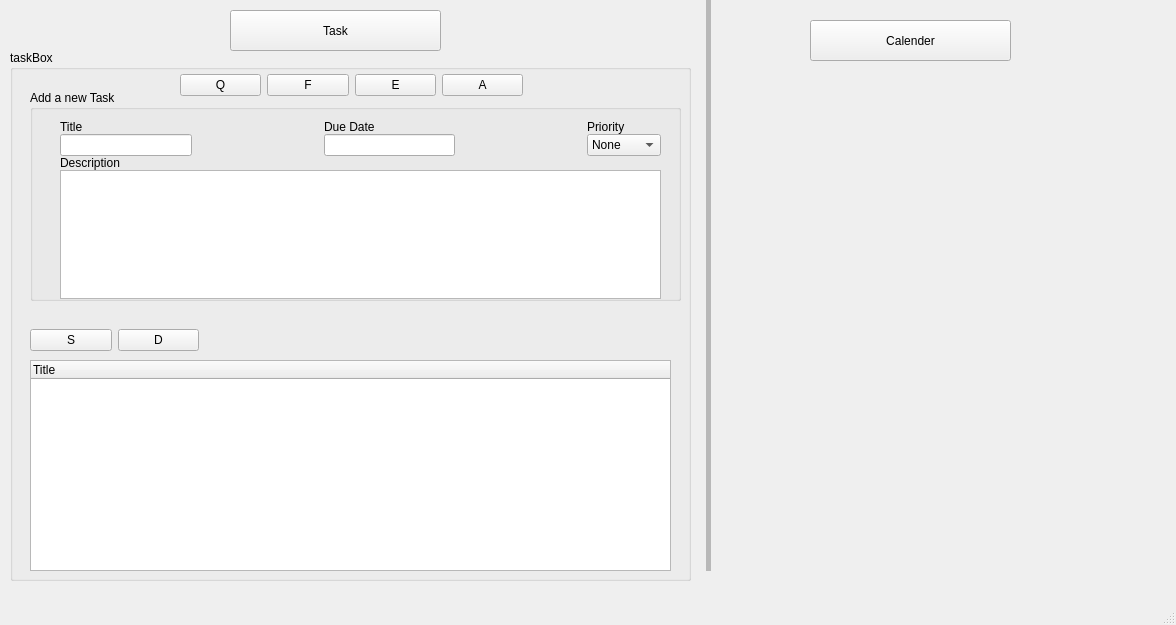
First picture: the form in mainwindow.ui, repository mhmdrezanaderi/toDoList, before the edit.
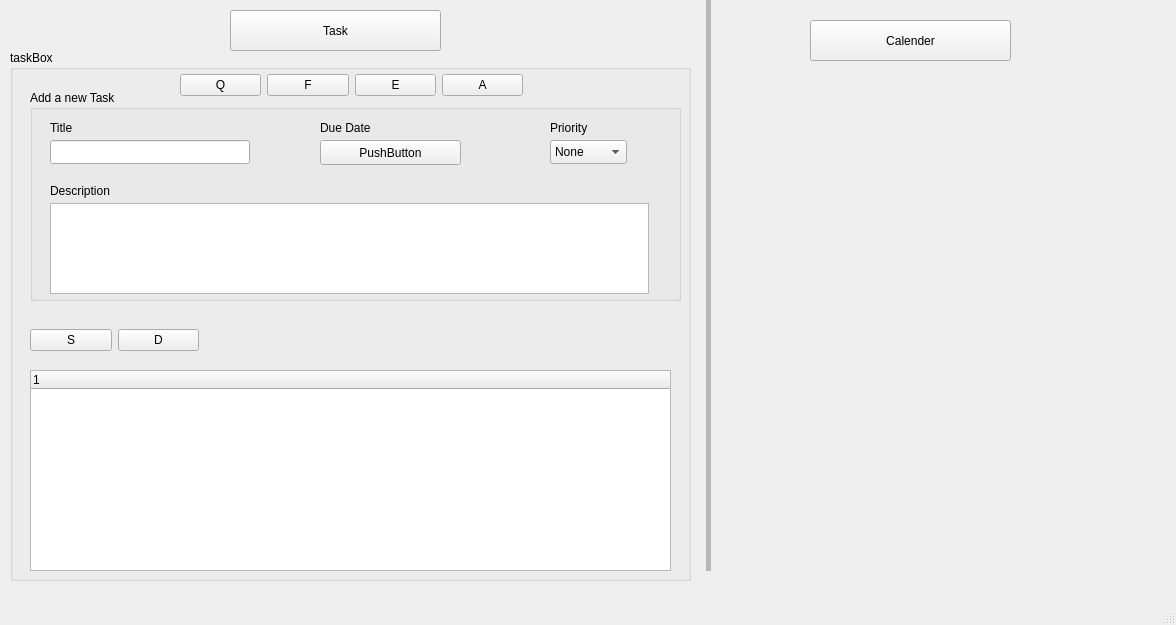
Second picture: the form after the edit.

Commit message: add task and style of task

```diff
--- a/mainwindow.ui
+++ b/mainwindow.ui
@@ -144,43 +144,87 @@
      <property name="checkable">
       <bool>false</bool>
      </property>
-     <widget class="QWidget" name="gridLayoutWidget">
+     <widget class="QTextEdit" name="descriptioText">
       <property name="geometry">
        <rect>
-        <x>30</x>
-        <y>30</y>
-        <width>601</width>
-        <height>179</height>
+        <x>20</x>
+        <y>113</y>
+        <width>599</width>
+        <height>91</height>
        </rect>
       </property>
-      <layout class="QGridLayout" name="gridLayout_2" rowstretch="0,0,0,0,0" columnstretch="0,0,0,0,0">
-       <property name="sizeConstraint">
-        <enum>QLayout::SetNoConstraint</enum>
-       </property>
-       <property name="leftMargin">
-        <number>0</number>
-       </property>
-       <property name="topMargin">
-        <number>0</number>
-       </property>
-       <property name="rightMargin">
-        <number>0</number>
-       </property>
-       <property name="bottomMargin">
-        <number>0</number>
-       </property>
-       <property name="spacing">
-        <number>0</number>
-       </property>
-       <item row="3" column="0">
+     </widget>
         <widget class="QLabel" name="label">
+      <property name="geometry">
+       <rect>
+        <x>20</x>
+        <y>90</y>
+        <width>63</width>
+        <height>21</height>
+       </rect>
+      </property>
          <property name="text">
           <string>Description</string>
          </property>
         </widget>
-       </item>
-       <item row="2" column="4">
+     <widget class="QLineEdit" name="lineEdit">
+      <property name="geometry">
+       <rect>
+        <x>20</x>
+        <y>50</y>
+        <width>200</width>
+        <height>24</height>
+       </rect>
+      </property>
+     </widget>
+     <widget class="QLabel" name="title">
+      <property name="geometry">
+       <rect>
+        <x>20</x>
+        <y>30</y>
+        <width>63</width>
+        <height>16</height>
+       </rect>
+      </property>
+      <property name="text">
+       <string>Title</string>
+      </property>
+     </widget>
+     <widget class="QPushButton" name="pushButton_2">
+      <property name="geometry">
+       <rect>
+        <x>290</x>
+        <y>50</y>
+        <width>141</width>
+        <height>25</height>
+       </rect>
+      </property>
+      <property name="text">
+       <string>PushButton</string>
+      </property>
+     </widget>
+     <widget class="QLabel" name="dueDate">
+      <property name="geometry">
+       <rect>
+        <x>290</x>
+        <y>30</y>
+        <width>61</width>
+        <height>16</height>
+       </rect>
+      </property>
+      <property name="text">
+       <string>Due Date</string>
+      </property>
+     </widget>
         <widget class="QComboBox" name="Priority">
+      <property name="geometry">
+       <rect>
+        <x>520</x>
+        <y>50</y>
+        <width>77</width>
+        <height>24</height>
+       </rect>
+      </property>
          <item>
           <property name="text">
            <string>None</string>
@@ -202,84 +246,29 @@
           </property>
          </item>
         </widget>
-       </item>
-       <item row="0" column="4">
         <widget class="QLabel" name="Priority_2">
+      <property name="geometry">
+       <rect>
+        <x>520</x>
+        <y>30</y>
+        <width>40</width>
+        <height>16</height>
+       </rect>
+      </property>
          <property name="text">
           <string>Priority</string>
          </property>
         </widget>
-       </item>
-       <item row="2" column="0">
-        <widget class="QLineEdit" name="lineEdit"/>
-       </item>
-       <item row="0" column="2">
-        <widget class="QLabel" name="dueDate">
-         <property name="text">
-          <string>Due Date</string>
-         </property>
-        </widget>
-       </item>
-       <item row="0" column="0">
-        <widget class="QLabel" name="title">
-         <property name="text">
-          <string>Title</string>
-         </property>
-        </widget>
-       </item>
-       <item row="2" column="2">
-        <widget class="QLineEdit" name="lineEdit_2">
-         <property name="enabled">
-          <bool>true</bool>
-         </property>
-        </widget>
-       </item>
-       <item row="2" column="3">
-        <spacer name="horizontalSpacer">
-         <property name="orientation">
-          <enum>Qt::Horizontal</enum>
-         </property>
-         <property name="sizeHint" stdset="0">
-          <size>
-           <width>40</width>
-           <height>20</height>
-          </size>
-         </property>
-        </spacer>
-       </item>
-       <item row="2" column="1">
-        <spacer name="horizontalSpacer_2">
-         <property name="orientation">
-          <enum>Qt::Horizontal</enum>
-         </property>
-         <property name="sizeHint" stdset="0">
-          <size>
-           <width>40</width>
-           <height>20</height>
-          </size>
-         </property>
-        </spacer>
-       </item>
-       <item row="4" column="0" colspan="5">
-        <widget class="QTextEdit" name="descriptioText"/>
-       </item>
-      </layout>
-     </widget>
     </widget>
     <widget class="QTreeWidget" name="treeWidget">
      <property name="geometry">
       <rect>
        <x>20</x>
-       <y>310</y>
+       <y>320</y>
        <width>641</width>
-       <height>211</height>
+       <height>201</height>
       </rect>
      </property>
-     <column>
-      <property name="text">
-       <string>Title</string>
-      </property>
-     </column>
     </widget>
     <widget class="QWidget" name="horizontalLayoutWidget_2">
      <property name="geometry">
```
Lines whose indentation alone changed are shown as unchanged. The commit also changes 2 other files.
